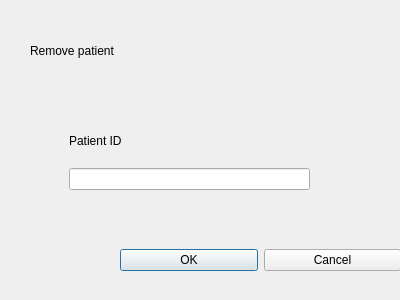
Above: removepatient.ui from oracle-ryuu/SimpleSerums_radical_redo before the change. Below: the same form after it.
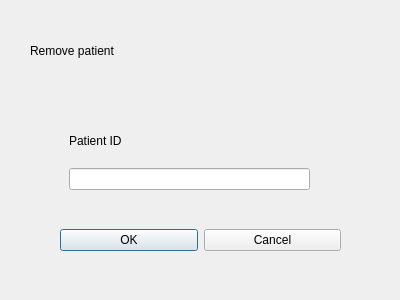
That is the form after the change.

```diff
--- a/removepatient.ui
+++ b/removepatient.ui
@@ -51,8 +51,8 @@
   <widget class="QWidget" name="horizontalLayoutWidget">
    <property name="geometry">
     <rect>
-     <x>120</x>
-     <y>220</y>
+     <x>60</x>
+     <y>200</y>
      <width>281</width>
      <height>80</height>
     </rect>
```
